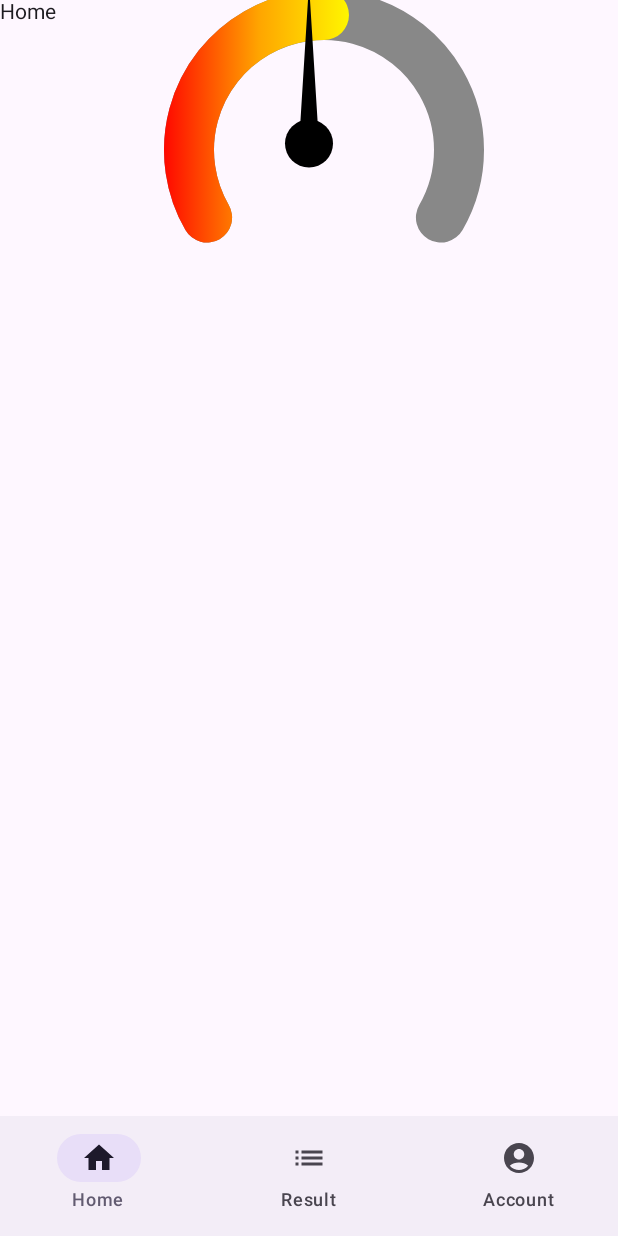
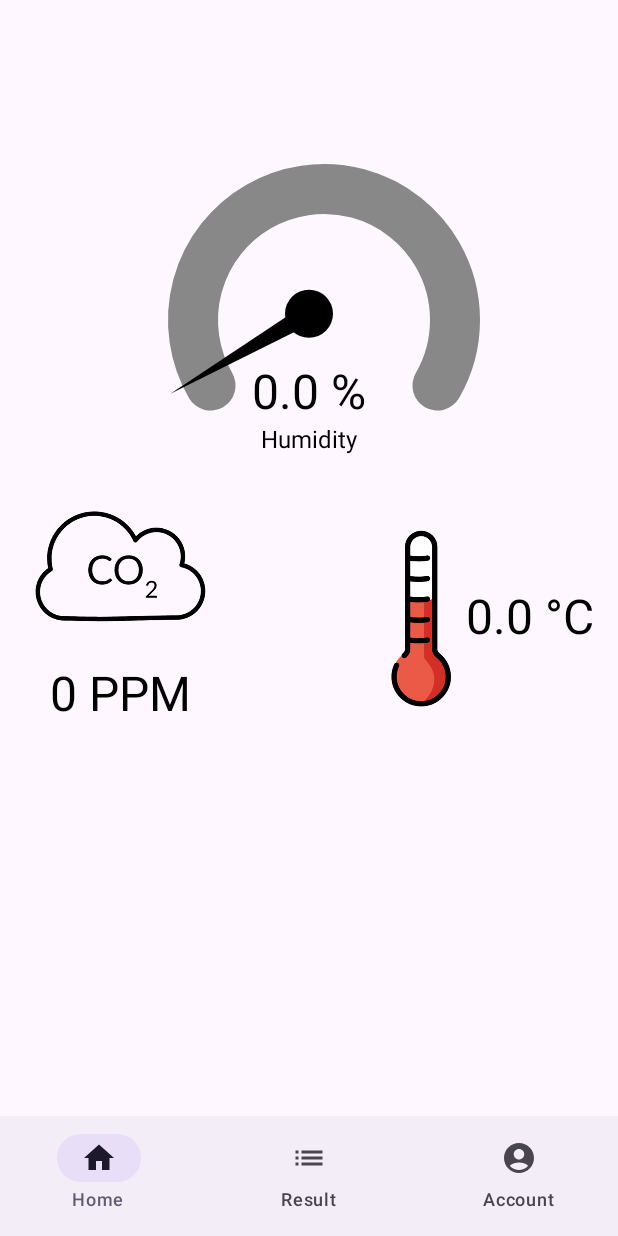
Before and after one commit to Black4rrow/station_meteo_kotlin, an Android app built with Jetpack Compose: the screen it shows after launch (MainActivity), on a phone screen of 412 x 824 dp. Run offline under Robolectric (Android 15) with nearby library versions, the phone set to English and light mode, and no system bars; our stand-ins replace Firebase (no records; nobody signed in at launch, a user with empty details on screens opened directly), livedata-compose.

Commit message:
feat : Front home

```diff
--- a/app/src/main/java/com/example/station_meteo/View/Home.kt
+++ b/app/src/main/java/com/example/station_meteo/View/Home.kt
@@ -1,77 +1,146 @@
 package com.example.station_meteo.View
 
 import androidx.compose.foundation.Canvas
+import androidx.compose.foundation.Image
+import androidx.compose.foundation.layout.Arrangement
 import androidx.compose.foundation.layout.Box
 import androidx.compose.foundation.layout.Column
+import androidx.compose.foundation.layout.Row
+import androidx.compose.foundation.layout.Spacer
 import androidx.compose.foundation.layout.fillMaxSize
+import androidx.compose.foundation.layout.fillMaxWidth
+import androidx.compose.foundation.layout.height
+import androidx.compose.foundation.layout.padding
 import androidx.compose.foundation.layout.size
-import androidx.compose.foundation.lazy.LazyColumn
-import androidx.compose.foundation.lazy.items
+import androidx.compose.foundation.layout.width
 import androidx.compose.material3.Text
 import androidx.compose.runtime.Composable
+import androidx.compose.runtime.LaunchedEffect
+import androidx.compose.runtime.getValue
 import androidx.compose.runtime.livedata.observeAsState
+import androidx.compose.runtime.mutableStateOf
+import androidx.compose.runtime.remember
+import androidx.compose.runtime.setValue
 import androidx.compose.ui.Alignment
 import androidx.compose.ui.Modifier
+import androidx.compose.ui.draw.alpha
+import androidx.compose.ui.draw.clip
 import androidx.compose.ui.geometry.Offset
 import androidx.compose.ui.geometry.Size
 import androidx.compose.ui.graphics.Brush
 import androidx.compose.ui.graphics.Color
+import androidx.compose.ui.graphics.RectangleShape
 import androidx.compose.ui.graphics.StrokeCap
 import androidx.compose.ui.graphics.drawscope.Stroke
+import androidx.compose.ui.graphics.painter.Painter
+import androidx.compose.ui.layout.ContentScale
+import androidx.compose.ui.res.painterResource
 import androidx.compose.ui.unit.dp
+import androidx.compose.ui.unit.sp
 import androidx.lifecycle.viewmodel.compose.viewModel
 import androidx.navigation.NavController
+import com.example.station_meteo.R
 import com.example.station_meteo.ViewModel.DatabaseViewModel
-import com.example.station_meteo.model.WeatherReport
+import kotlinx.coroutines.delay
 import kotlin.math.cos
 import kotlin.math.sin
 
 @Composable
 fun Home(navController: NavController, databaseViewModel: DatabaseViewModel = viewModel()) {
     val progressColors = listOf(
-        Color(0xFFFF0000),
-        Color(0xFFFFA500),
-        Color(0xFFFFFF00),
-        Color(0xFF00FF00),
+        Color(0xFFADD8E6),
+        Color(0xFF87CEEB),
+        Color(0xFF4682B4),
+        Color(0xFF0000FF),
+        Color(0xFF00008B),
     )
     val weatherReports = databaseViewModel.weatherReports.observeAsState(initial = emptyList())
-    Text("Home")
-    LazyColumn {
-        items(weatherReports.value) { report ->
-            WeatherReportItem(report)
-        }
-    }
+
+    val latestHumidity = weatherReports.value.maxByOrNull { it.reportDate }?.humidity ?: 0.0f
+    val latestTemperature = weatherReports.value.maxByOrNull { it.reportDate }?.temperature ?: 0.0f
+    val latestCo2 = weatherReports.value.maxByOrNull { it.reportDate }?.co2 ?: 0.0f
+
+
     Column(
-        Modifier.fillMaxSize(),
+        Modifier
+            .fillMaxSize()
+            .padding(top = 16.dp, bottom = 80.dp),
         horizontalAlignment = Alignment.CenterHorizontally
     ) {
+        Spacer(modifier = Modifier.size(100.dp))
         Box(
             modifier = Modifier.size(200.dp)
         ) {
             Gauge(
-                value = 50f,
+                value = latestHumidity,
                 trackColor = Color.Gray,
                 progressColors = progressColors,
                 Color.Black
             )
 
         }
+        Row(Modifier.fillMaxWidth(), horizontalArrangement = Arrangement.SpaceBetween) {
 
+            Column(
+                modifier = Modifier
+                    .padding(start = 16.dp),
+                horizontalAlignment = Alignment.CenterHorizontally
+            )
+            {
+                Image(
+                    painter = painterResource(id = R.drawable.co2cloud),
+                    contentDescription = "Co2 Cloud Image",
+                    modifier = Modifier.size(128.dp)
+                )
+                Text(
+                    text = "${latestCo2.toInt()} PPM",
+                    fontSize = 32.sp,
+                    lineHeight = 24.sp,
+                    color = Color.Black
+                )
+            }
+
+            Row(
+                modifier = Modifier
+                    .padding(top = 32.dp, end = 16.dp),
+                verticalAlignment = Alignment.CenterVertically
+            )
+            {
+                Image(
+                    painter = painterResource(id = R.drawable.thermometer),
+                    contentDescription = "thermometer Image",
+                    contentScale = ContentScale.Fit,
+                    modifier = Modifier
+                        .width(60.dp)
+                        .height(128.dp)
+                        .clip(RectangleShape)
+                )
+                Text(
+                    text = "${"%.1f".format(latestTemperature)} °C",
+                    fontSize = 32.sp,
+                    lineHeight = 24.sp,
+                    color = Color.Black
+                )
+
+            }
+
+        }
+        Box() {
+            if (latestCo2 > 6000)
+                BlinkingImage(painterResource(id = R.drawable.alert))
+        }
     }
 }
 
-@Composable
-fun WeatherReportItem(report: WeatherReport) {
-    Text(
-        text = "Température : ${report.temperature}°C\n" +
-                "Humidité : ${report.humidity}%\n" +
-                "CO2 : ${report.co2} ppm\n" +
-                "Date : ${report.reportDate}"
-    )
-}
 
 @Composable
 fun Gauge(value: Float, trackColor: Color, progressColors: List<Color>, needle: Color) {
+    Box(
+        modifier = Modifier
+            .padding(bottom = 5.dp),
+        Alignment.BottomCenter
+    )
+    {
         Canvas(modifier = Modifier.fillMaxSize()) {
             val sweepAngle = 240f
             val fillSwipeAngle = (value / 100f) * sweepAngle
@@ -138,4 +207,54 @@ fun Gauge(value: Float, trackColor: Color, progressColors: List<Color>, needle:
                 path = needlePath
             )
         }
+        Column(
+            modifier = Modifier
+                .padding(bottom = 5.dp),
+            horizontalAlignment = Alignment.CenterHorizontally,
+            verticalArrangement = Arrangement.Center
+        ) {
+            Text(
+                text = "${"%.1f".format(value)} %",
+                fontSize = 32.sp,
+                lineHeight = 28.sp,
+                color = needle
+            )
+            Text(
+                text = "Humidity",
+                fontSize = 16.sp,
+                lineHeight = 24.sp,
+                color = Color.Black
+            )
         }
+    }
+}
+
+@Composable
+fun BlinkingImage(painter: Painter) {
+    var alpha by remember { mutableStateOf(1f) }
+
+    LaunchedEffect(Unit) {
+        while (true) {
+            alpha = 0.2f
+            delay(500)
+            alpha = 1f
+            delay(500)
+        }
+    }
+    Column(horizontalAlignment = Alignment.CenterHorizontally) {
+        Image(
+            painter = painter,
+            contentDescription = "Blinking Image",
+            modifier = Modifier
+                .size(128.dp)
+                .alpha(alpha)
+        )
+        Text(
+            text = "Alert !",
+            fontSize = 32.sp,
+            lineHeight = 24.sp,
+            color = Color.Red.copy(alpha = alpha)
+        )
+    }
+
+}
```
Lines whose indentation alone changed are shown as unchanged.
